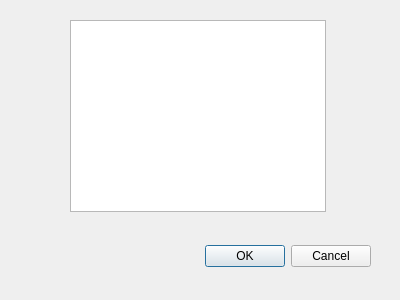
This is example/appwidget/dialog2.ui in diamond3500/QTInspector as Qt 5 draws it before an edit. The edited form follows.
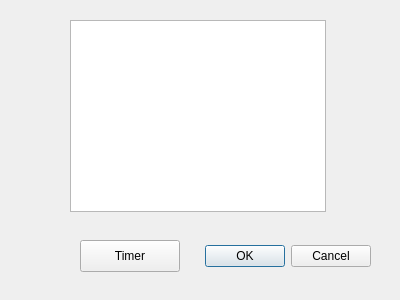
This is the edited form.

Diff of the .ui file:
```diff
--- a/example/appwidget/dialog2.ui
+++ b/example/appwidget/dialog2.ui
@@ -39,6 +39,19 @@
     </rect>
    </property>
   </widget>
+  <widget class="QPushButton" name="pushButton">
+   <property name="geometry">
+    <rect>
+     <x>80</x>
+     <y>240</y>
+     <width>100</width>
+     <height>32</height>
+    </rect>
+   </property>
+   <property name="text">
+    <string>Timer</string>
+   </property>
+  </widget>
  </widget>
  <resources/>
  <connections>
```
